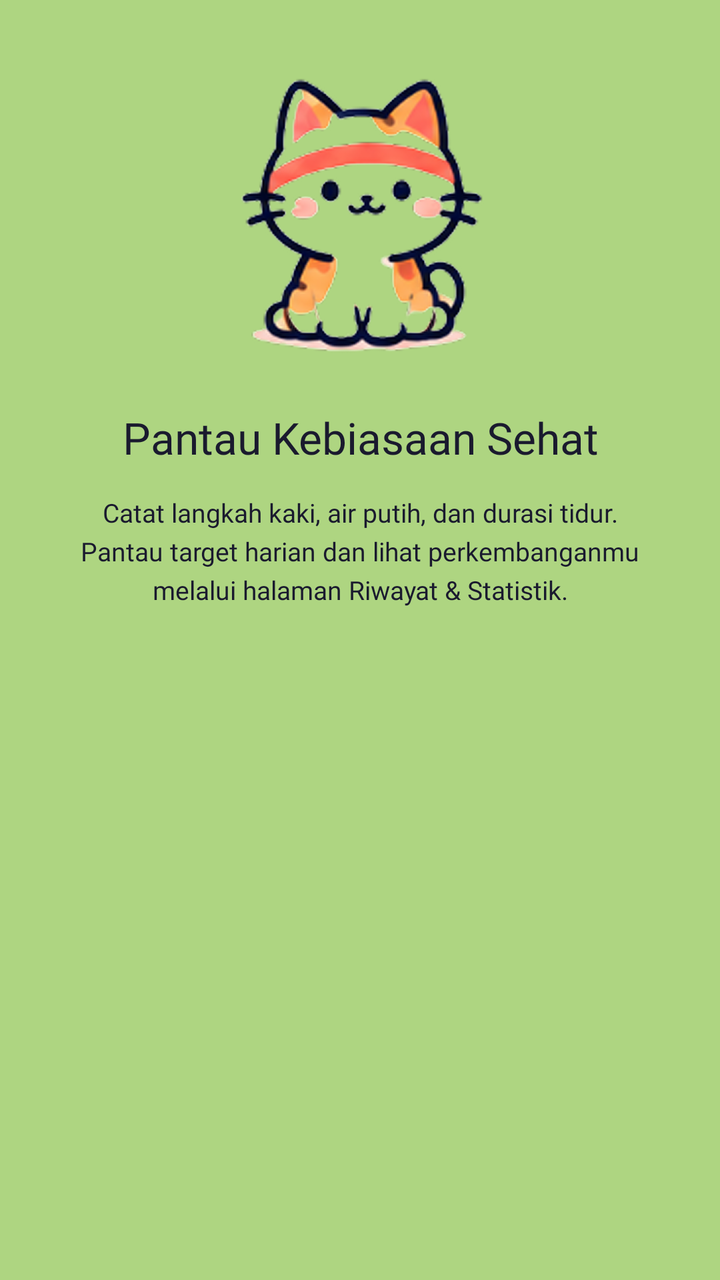
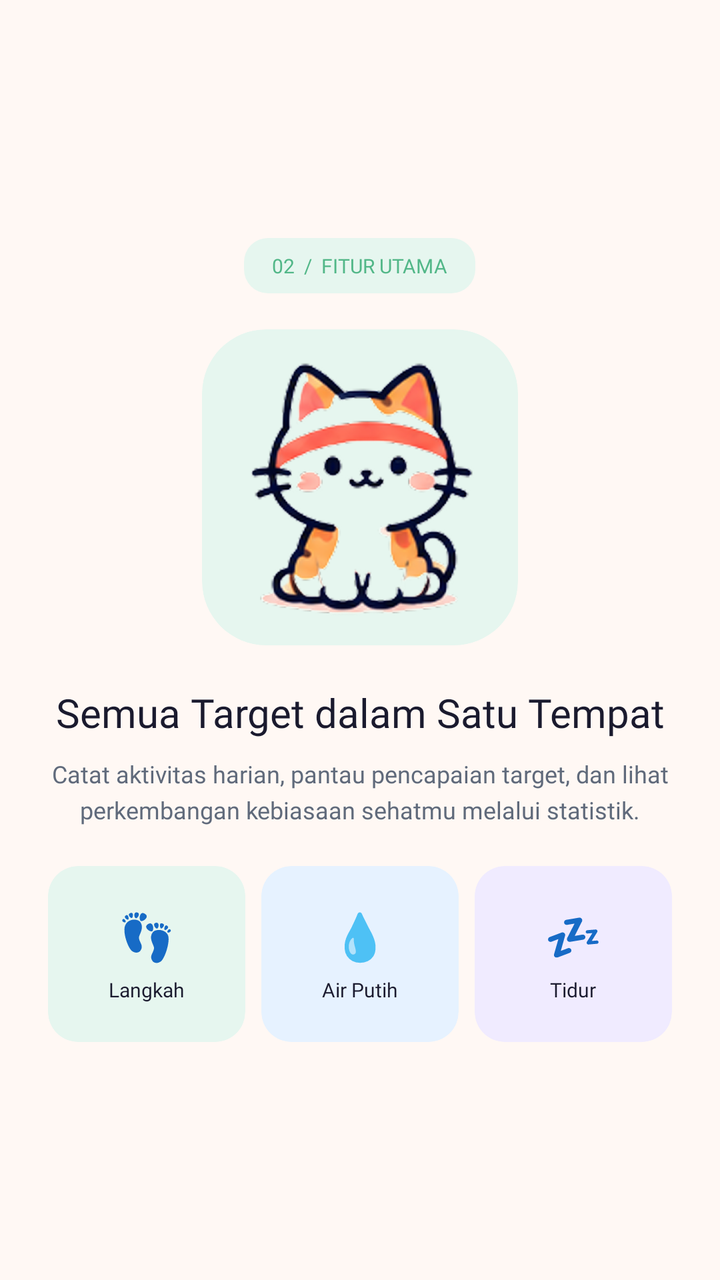

Before-and-after screenshots of an Android layout around one commit, followed by the original layout XML and the change that was made.
<!-- AndroidManifest.xml: application theme Theme.Project_risqullah -->
<!-- res/layout/fragment_tutorial2.xml -->
<?xml version="1.0" encoding="utf-8"?>
<androidx.constraintlayout.widget.ConstraintLayout xmlns:android="http://schemas.android.com/apk/res/android"
    xmlns:app="http://schemas.android.com/apk/res-auto"
    android:layout_width="match_parent"
    android:layout_height="match_parent"
    android:background="@color/tutorial_green">

    <ImageView
        android:id="@+id/imgLogo"
        android:layout_width="150dp"
        android:layout_height="150dp"
        android:layout_marginTop="32dp"
        android:contentDescription="Mochi menemani kebiasaan sehat"
        android:scaleType="fitCenter"
        android:src="@drawable/mascot_mochi_petsystem"
        app:layout_constraintEnd_toEndOf="parent"
        app:layout_constraintStart_toStartOf="parent"
        app:layout_constraintTop_toTopOf="parent" />

    <TextView
        android:id="@+id/tvTitle"
        android:layout_width="0dp"
        android:layout_height="wrap_content"
        android:layout_marginHorizontal="24dp"
        android:layout_marginTop="22dp"
        android:fontFamily="@font/poppins_bold"
        android:gravity="center"
        android:text="Pantau Kebiasaan Sehat"
        android:textColor="@color/navy"
        android:textSize="22sp"
        app:layout_constraintEnd_toEndOf="parent"
        app:layout_constraintStart_toStartOf="parent"
        app:layout_constraintTop_toBottomOf="@id/imgLogo" />

    <TextView
        android:id="@+id/tvDesc"
        android:layout_width="0dp"
        android:layout_height="wrap_content"
        android:layout_marginHorizontal="30dp"
        android:layout_marginTop="14dp"
        android:fontFamily="@font/inter_regular"
        android:gravity="center"
        android:lineSpacingExtra="4dp"
        android:text="Catat langkah kaki, air putih, dan durasi tidur. Pantau target harian dan lihat perkembanganmu melalui halaman Riwayat &amp; Statistik."
        android:textColor="@color/navy"
        android:textSize="13sp"
        app:layout_constraintEnd_toEndOf="parent"
        app:layout_constraintStart_toStartOf="parent"
        app:layout_constraintTop_toBottomOf="@id/tvTitle" />

</androidx.constraintlayout.widget.ConstraintLayout>
<!-- resources referenced by this layout -->
<resources>
  <color name="navy">#1A1A2E</color>
  <color name="tutorial_green">#AED581</color>
  <!-- drawable mascot_mochi_petsystem: png bitmap (drawable-nodpi, 170880 bytes) -->
  <style name="Theme.Project_risqullah" parent="Base.Theme.Project_risqullah" />
  <style name="Base.Theme.Project_risqullah" parent="Theme.Material3.Light.NoActionBar">
  
          
          <item name="colorPrimary">@color/navy</item>
          <item name="colorOnPrimary">@color/white</item>
  
          <item name="colorSecondary">@color/coral</item>
          <item name="colorOnSecondary">@color/navy</item>
  
          <item name="colorTertiary">@color/green</item>
  
          
          <item name="colorSurface">@color/surface_white</item>
          <item name="colorOnSurface">@color/text_primary</item>
          <item name="colorOutline">@color/border_default</item>
  
          
          <item name="android:colorAccent">@color/coral</item>
          <item name="android:windowBackground">@color/cream</item>
  
          
          <item name="android:statusBarColor">@color/navy</item>
          <item name="android:navigationBarColor">@color/navy</item>
          <item name="android:windowLightStatusBar">false</item>
          <item name="android:windowLightNavigationBar">false</item>
  
      </style>
  <color name="white">#FFFFFFFF</color>
  <color name="coral">#FF7A6B</color>
  <color name="green">#52B788</color>
  <color name="surface_white">#FFFFFF</color>
  <color name="text_primary">#1A1A2E</color>
  <color name="border_default">#E5E7EB</color>
  <color name="cream">#FFF8F4</color>
</resources>

<!-- the commit's change to res/layout/fragment_tutorial2.xml (unified diff, before → after) -->
@@ -1,51 +1,183 @@
 <?xml version="1.0" encoding="utf-8"?>
-<androidx.constraintlayout.widget.ConstraintLayout xmlns:android="http://schemas.android.com/apk/res/android"
+<LinearLayout xmlns:android="http://schemas.android.com/apk/res/android"
     xmlns:app="http://schemas.android.com/apk/res-auto"
     android:layout_width="match_parent"
     android:layout_height="match_parent"
-    android:background="@color/tutorial_green">
+    android:background="@color/cream"
+    android:gravity="center"
+    android:orientation="vertical"
+    android:paddingHorizontal="24dp"
+    android:paddingVertical="18dp">
 
-    <ImageView
-        android:id="@+id/imgLogo"
-        android:layout_width="150dp"
-        android:layout_height="150dp"
-        android:layout_marginTop="32dp"
-        android:contentDescription="Mochi menemani kebiasaan sehat"
-        android:scaleType="fitCenter"
-        android:src="@drawable/mascot_mochi_petsystem"
-        app:layout_constraintEnd_toEndOf="parent"
-        app:layout_constraintStart_toStartOf="parent"
-        app:layout_constraintTop_toTopOf="parent" />
+    
+    <TextView
+        android:layout_width="wrap_content"
+        android:layout_height="wrap_content"
+        android:background="@drawable/bg_steps_icon"
+        android:fontFamily="@font/inter_semibold"
+        android:paddingHorizontal="14dp"
+        android:paddingVertical="7dp"
+        android:text="02  /  FITUR UTAMA"
+        android:textColor="@color/green"
+        android:textSize="10sp" />
 
+    
+    <androidx.cardview.widget.CardView
+        android:layout_width="158dp"
+        android:layout_height="158dp"
+        android:layout_marginTop="18dp"
+        app:cardBackgroundColor="@color/steps_surface"
+        app:cardCornerRadius="32dp"
+        app:cardElevation="0dp">
+
+        <ImageView
+            android:layout_width="138dp"
+            android:layout_height="138dp"
+            android:layout_gravity="center"
+            android:contentDescription="Mochi menemani kebiasaan sehat"
+            android:scaleType="fitCenter"
+            android:src="@drawable/mascot_mochi_petsystem" />
+
+    </androidx.cardview.widget.CardView>
+
+    
     <TextView
-        android:id="@+id/tvTitle"
-        android:layout_width="0dp"
+        android:layout_width="match_parent"
         android:layout_height="wrap_content"
-        android:layout_marginHorizontal="24dp"
-        android:layout_marginTop="22dp"
+        android:layout_marginTop="20dp"
         android:fontFamily="@font/poppins_bold"
         android:gravity="center"
-        android:text="Pantau Kebiasaan Sehat"
+        android:text="Semua Target dalam Satu Tempat"
         android:textColor="@color/navy"
-        android:textSize="22sp"
-        app:layout_constraintEnd_toEndOf="parent"
-        app:layout_constraintStart_toStartOf="parent"
-        app:layout_constraintTop_toBottomOf="@id/imgLogo" />
+        android:textSize="20sp" />
 
+    
     <TextView
-        android:id="@+id/tvDesc"
-        android:layout_width="0dp"
+        android:layout_width="match_parent"
         android:layout_height="wrap_content"
-        android:layout_marginHorizontal="30dp"
-        android:layout_marginTop="14dp"
+        android:layout_marginTop="9dp"
         android:fontFamily="@font/inter_regular"
         android:gravity="center"
         android:lineSpacingExtra="4dp"
-        android:text="Catat langkah kaki, air putih, dan durasi tidur. Pantau target harian dan lihat perkembanganmu melalui halaman Riwayat &amp; Statistik."
-        android:textColor="@color/navy"
-        android:textSize="13sp"
-        app:layout_constraintEnd_toEndOf="parent"
-        app:layout_constraintStart_toStartOf="parent"
-        app:layout_constraintTop_toBottomOf="@id/tvTitle" />
+        android:text="Catat aktivitas harian, pantau pencapaian target, dan lihat perkembangan kebiasaan sehatmu melalui statistik."
+        android:textColor="@color/text_secondary"
+        android:textSize="12sp" />
 
-</androidx.constraintlayout.widget.ConstraintLayout>
+    
+    <LinearLayout
+        android:layout_width="match_parent"
+        android:layout_height="wrap_content"
+        android:layout_marginTop="20dp"
+        android:orientation="horizontal">
+
+        
+        <androidx.cardview.widget.CardView
+            android:layout_width="0dp"
+            android:layout_height="88dp"
+            android:layout_marginEnd="5dp"
+            android:layout_weight="1"
+            app:cardBackgroundColor="@color/steps_surface"
+            app:cardCornerRadius="15dp"
+            app:cardElevation="0dp">
+
+            <LinearLayout
+                android:layout_width="match_parent"
+                android:layout_height="match_parent"
+                android:gravity="center"
+                android:orientation="vertical"
+                android:padding="5dp">
+
+                <TextView
+                    android:layout_width="wrap_content"
+                    android:layout_height="wrap_content"
+                    android:text="👣"
+                    android:textSize="23sp" />
+
+                <TextView
+                    android:layout_width="wrap_content"
+                    android:layout_height="wrap_content"
+                    android:layout_marginTop="5dp"
+                    android:fontFamily="@font/inter_semibold"
+                    android:text="Langkah"
+                    android:textColor="@color/navy"
+                    android:textSize="10sp" />
+
+            </LinearLayout>
+
+        </androidx.cardview.widget.CardView>
+
+        
+        <androidx.cardview.widget.CardView
+            android:layout_width="0dp"
+            android:layout_height="88dp"
+            android:layout_marginHorizontal="3dp"
+            android:layout_weight="1"
+            app:cardBackgroundColor="@color/water_surface"
+            app:cardCornerRadius="15dp"
+            app:cardElevation="0dp">
+
+            <LinearLayout
+                android:layout_width="match_parent"
+                android:layout_height="match_parent"
+                android:gravity="center"
+                android:orientation="vertical"
+                android:padding="5dp">
+
+                <TextView
+                    android:layout_width="wrap_content"
+                    android:layout_height="wrap_content"
+                    android:text="💧"
+                    android:textSize="23sp" />
+
+                <TextView
+                    android:layout_width="wrap_content"
+                    android:layout_height="wrap_content"
+                    android:layout_marginTop="5dp"
+                    android:fontFamily="@font/inter_semibold"
+                    android:text="Air Putih"
+                    android:textColor="@color/navy"
+                    android:textSize="10sp" />
+
+            </LinearLayout>
+
+        </androidx.cardview.widget.CardView>
+
+        
+        <androidx.cardview.widget.CardView
+            android:layout_width="0dp"
+            android:layout_height="88dp"
+            android:layout_marginStart="5dp"
+            android:layout_weight="1"
+            app:cardBackgroundColor="@color/sleep_surface"
+            app:cardCornerRadius="15dp"
+            app:cardElevation="0dp">
+
+            <LinearLayout
+                android:layout_width="match_parent"
+                android:layout_height="match_parent"
+                android:gravity="center"
+                android:orientation="vertical"
+                android:padding="5dp">
+
+                <TextView
+                    android:layout_width="wrap_content"
+                    android:layout_height="wrap_content"
+                    android:text="💤"
+                    android:textSize="23sp" />
+
+                <TextView
+                    android:layout_width="wrap_content"
+                    android:layout_height="wrap_content"
+                    android:layout_marginTop="5dp"
+                    android:fontFamily="@font/inter_semibold"
+                    android:text="Tidur"
+                    android:textColor="@color/navy"
+                    android:textSize="10sp" />
+
+            </LinearLayout>
+
+        </androidx.cardview.widget.CardView>
+
+    </LinearLayout>
+
+</LinearLayout>
<!-- resource entries referenced after the edit -->
@@ -1,7 +1,17 @@
 <!-- resources referenced by this layout -->
 <resources>
   <color name="navy">#1A1A2E</color>
-  <color name="tutorial_green">#AED581</color>
+  <color name="sleep_surface">#F0EBFF</color>
+  <color name="steps_surface">#E6F6EF</color>
+  <color name="text_secondary">#606A7B</color>
+  <color name="water_surface">#E6F2FF</color>
+  <!-- drawable bg_steps_icon (drawable) -->
+  <?xml version="1.0" encoding="utf-8"?>
+  <shape xmlns:android="http://schemas.android.com/apk/res/android"
+      android:shape="rectangle">
+      <solid android:color="@color/steps_surface" />
+      <corners android:radius="12dp" />
+  </shape>
   <!-- drawable mascot_mochi_petsystem: png bitmap (drawable-nodpi, 170880 bytes) -->
   <style name="Theme.Project_risqullah" parent="Base.Theme.Project_risqullah" />
   <style name="Base.Theme.Project_risqullah" parent="Theme.Material3.Light.NoActionBar">
